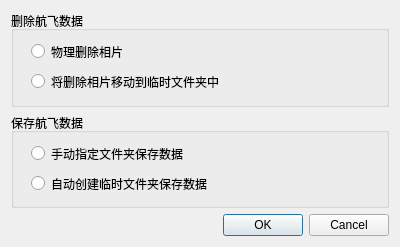
First picture: the form in ui/dialog/dialog_selectsetting.ui, repository RenShuYuan/EQI, before the edit.
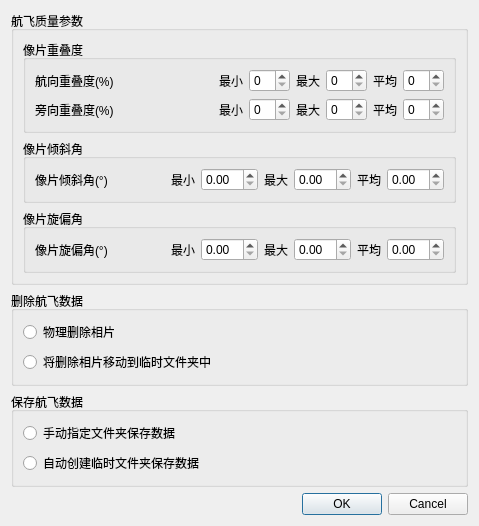
Second picture: the form after the edit.

What changed in the file:
```diff
--- a/ui/dialog/dialog_selectsetting.ui
+++ b/ui/dialog/dialog_selectsetting.ui
@@ -6,45 +6,284 @@
    <rect>
     <x>0</x>
     <y>0</y>
-    <width>400</width>
-    <height>247</height>
+    <width>479</width>
+    <height>498</height>
    </rect>
   </property>
   <property name="windowTitle">
    <string>设置</string>
   </property>
   <layout class="QVBoxLayout" name="verticalLayout">
+   <item>
+    <widget class="QGroupBox" name="groupBox_3">
+     <property name="title">
+      <string>航飞质量参数</string>
+     </property>
+     <layout class="QVBoxLayout" name="verticalLayout_2">
+      <item>
+       <widget class="QGroupBox" name="groupBox_22">
+        <property name="title">
+         <string>像片重叠度</string>
+        </property>
+        <property name="flat">
+         <bool>true</bool>
+        </property>
+        <layout class="QVBoxLayout" name="verticalLayout_3">
+         <item>
+          <layout class="QGridLayout" name="gridLayout">
+           <item row="0" column="0">
+            <widget class="QLabel" name="label_32">
+             <property name="text">
+              <string>航向重叠度(%)</string>
+             </property>
+            </widget>
+           </item>
+           <item row="0" column="1">
+            <spacer name="horizontalSpacer">
+             <property name="orientation">
+              <enum>Qt::Horizontal</enum>
+             </property>
+             <property name="sizeHint" stdset="0">
+              <size>
+               <width>68</width>
+               <height>20</height>
+              </size>
+             </property>
+            </spacer>
+           </item>
+           <item row="0" column="2">
+            <widget class="QLabel" name="label_33">
+             <property name="text">
+              <string>最小</string>
+             </property>
+            </widget>
+           </item>
+           <item row="0" column="3">
+            <widget class="QSpinBox" name="spinBox"/>
+           </item>
+           <item row="0" column="4">
+            <widget class="QLabel" name="label_34">
+             <property name="text">
+              <string>最大</string>
+             </property>
+            </widget>
+           </item>
+           <item row="0" column="5">
+            <widget class="QSpinBox" name="spinBox_2"/>
+           </item>
+           <item row="0" column="6">
+            <widget class="QLabel" name="label_35">
+             <property name="text">
+              <string>平均</string>
+             </property>
+            </widget>
+           </item>
+           <item row="0" column="7">
+            <widget class="QSpinBox" name="spinBox_3"/>
+           </item>
+           <item row="1" column="0">
+            <widget class="QLabel" name="label_41">
+             <property name="text">
+              <string>旁向重叠度(%)</string>
+             </property>
+            </widget>
+           </item>
+           <item row="1" column="1">
+            <spacer name="horizontalSpacer_2">
+             <property name="orientation">
+              <enum>Qt::Horizontal</enum>
+             </property>
+             <property name="sizeHint" stdset="0">
+              <size>
+               <width>68</width>
+               <height>20</height>
+              </size>
+             </property>
+            </spacer>
+           </item>
+           <item row="1" column="2">
+            <widget class="QLabel" name="label_38">
+             <property name="text">
+              <string>最小</string>
+             </property>
+            </widget>
+           </item>
+           <item row="1" column="3">
+            <widget class="QSpinBox" name="spinBox_4"/>
+           </item>
+           <item row="1" column="4">
+            <widget class="QLabel" name="label_36">
+             <property name="text">
+              <string>最大</string>
+             </property>
+            </widget>
+           </item>
+           <item row="1" column="5">
+            <widget class="QSpinBox" name="spinBox_5"/>
+           </item>
+           <item row="1" column="6">
+            <widget class="QLabel" name="label_37">
+             <property name="text">
+              <string>平均</string>
+             </property>
+            </widget>
+           </item>
+           <item row="1" column="7">
+            <widget class="QSpinBox" name="spinBox_6"/>
+           </item>
+          </layout>
+         </item>
+        </layout>
+       </widget>
+      </item>
+      <item>
+       <widget class="QGroupBox" name="groupBox_25">
+        <property name="title">
+         <string>像片倾斜角</string>
+        </property>
+        <property name="flat">
+         <bool>true</bool>
+        </property>
+        <layout class="QHBoxLayout" name="horizontalLayout">
+         <item>
+          <widget class="QLabel" name="label_46">
+           <property name="text">
+            <string>像片倾斜角(°)</string>
+           </property>
+          </widget>
+         </item>
+         <item>
+          <spacer name="horizontalSpacer_36">
+           <property name="orientation">
+            <enum>Qt::Horizontal</enum>
+           </property>
+           <property name="sizeHint" stdset="0">
+            <size>
+             <width>8</width>
+             <height>20</height>
+            </size>
+           </property>
+          </spacer>
+         </item>
+         <item>
+          <widget class="QLabel" name="label_42">
+           <property name="text">
+            <string>最小</string>
+           </property>
+          </widget>
+         </item>
+         <item>
+          <widget class="QDoubleSpinBox" name="doubleSpinBox"/>
+         </item>
+         <item>
+          <widget class="QLabel" name="label_39">
+           <property name="text">
+            <string>最大</string>
+           </property>
+          </widget>
+         </item>
+         <item>
+          <widget class="QDoubleSpinBox" name="doubleSpinBox_2"/>
+         </item>
+         <item>
+          <widget class="QLabel" name="label_40">
+           <property name="text">
+            <string>平均</string>
+           </property>
+          </widget>
+         </item>
+         <item>
+          <widget class="QDoubleSpinBox" name="doubleSpinBox_3"/>
+         </item>
+        </layout>
+       </widget>
+      </item>
+      <item>
+       <widget class="QGroupBox" name="groupBox_29">
+        <property name="title">
+         <string>像片旋偏角</string>
+        </property>
+        <property name="flat">
+         <bool>true</bool>
+        </property>
+        <layout class="QHBoxLayout" name="horizontalLayout_2">
+         <item>
+          <widget class="QLabel" name="label_51">
+           <property name="text">
+            <string>像片旋偏角(°)</string>
+           </property>
+          </widget>
+         </item>
+         <item>
+          <spacer name="horizontalSpacer_39">
+           <property name="orientation">
+            <enum>Qt::Horizontal</enum>
+           </property>
+           <property name="sizeHint" stdset="0">
+            <size>
+             <width>8</width>
+             <height>20</height>
+            </size>
+           </property>
+          </spacer>
+         </item>
+         <item>
+          <widget class="QLabel" name="label_43">
+           <property name="text">
+            <string>最小</string>
+           </property>
+          </widget>
+         </item>
+         <item>
+          <widget class="QDoubleSpinBox" name="doubleSpinBox_4"/>
+         </item>
+         <item>
+          <widget class="QLabel" name="label_44">
+           <property name="text">
+            <string>最大</string>
+           </property>
+          </widget>
+         </item>
+         <item>
+          <widget class="QDoubleSpinBox" name="doubleSpinBox_5"/>
+         </item>
+         <item>
+          <widget class="QLabel" name="label_45">
+           <property name="text">
+            <string>平均</string>
+           </property>
+          </widget>
+         </item>
+         <item>
+          <widget class="QDoubleSpinBox" name="doubleSpinBox_6"/>
+         </item>
+        </layout>
+       </widget>
+      </item>
+     </layout>
+    </widget>
+   </item>
    <item>
     <widget class="QGroupBox" name="groupBox">
      <property name="title">
       <string>删除航飞数据</string>
      </property>
-     <widget class="QRadioButton" name="radioButton">
-      <property name="geometry">
-       <rect>
-        <x>20</x>
-        <y>30</y>
-        <width>117</width>
-        <height>21</height>
-       </rect>
-      </property>
-      <property name="text">
-       <string>物理删除相片</string>
-      </property>
-     </widget>
-     <widget class="QRadioButton" name="radioButton_2">
-      <property name="geometry">
-       <rect>
-        <x>20</x>
-        <y>60</y>
-        <width>239</width>
-        <height>21</height>
-       </rect>
-      </property>
-      <property name="text">
-       <string>将删除相片移动到临时文件夹中</string>
-      </property>
-     </widget>
+     <layout class="QVBoxLayout" name="verticalLayout_4">
+      <item>
+       <widget class="QRadioButton" name="radioButton">
+        <property name="text">
+         <string>物理删除相片</string>
+        </property>
+       </widget>
+      </item>
+      <item>
+       <widget class="QRadioButton" name="radioButton_2">
+        <property name="text">
+         <string>将删除相片移动到临时文件夹中</string>
+        </property>
+       </widget>
+      </item>
+     </layout>
     </widget>
    </item>
    <item>
@@ -52,32 +291,22 @@
      <property name="title">
       <string>保存航飞数据</string>
      </property>
-     <widget class="QRadioButton" name="radioButton_3">
-      <property name="geometry">
-       <rect>
-        <x>20</x>
-        <y>30</y>
-        <width>194</width>
-        <height>21</height>
-       </rect>
-      </property>
-      <property name="text">
-       <string>手动指定文件夹保存数据</string>
-      </property>
-     </widget>
-     <widget class="QRadioButton" name="radioButton_4">
-      <property name="geometry">
-       <rect>
-        <x>20</x>
-        <y>60</y>
-        <width>224</width>
-        <height>21</height>
-       </rect>
-      </property>
-      <property name="text">
-       <string>自动创建临时文件夹保存数据</string>
-      </property>
-     </widget>
+     <layout class="QVBoxLayout" name="verticalLayout_5">
+      <item>
+       <widget class="QRadioButton" name="radioButton_3">
+        <property name="text">
+         <string>手动指定文件夹保存数据</string>
+        </property>
+       </widget>
+      </item>
+      <item>
+       <widget class="QRadioButton" name="radioButton_4">
+        <property name="text">
+         <string>自动创建临时文件夹保存数据</string>
+        </property>
+       </widget>
+      </item>
+     </layout>
     </widget>
    </item>
    <item>
```
